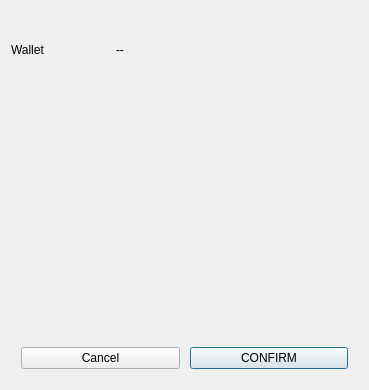
This is BlockSettleUILib/ChangeWalletPasswordDialog.ui in BlockSettle/terminal as Qt 5 draws it before an edit. The edited form follows.
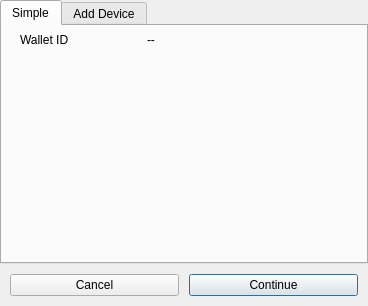
This is the edited form. Custom widgets are drawn as their Qt base class.

Commit message: WIP change password dialog

```diff
--- a/BlockSettleUILib/ChangeWalletPasswordDialog.ui
+++ b/BlockSettleUILib/ChangeWalletPasswordDialog.ui
@@ -6,31 +6,19 @@
    <rect>
     <x>0</x>
     <y>0</y>
-    <width>369</width>
-    <height>390</height>
+    <width>368</width>
+    <height>306</height>
    </rect>
   </property>
-  <property name="sizePolicy">
-   <sizepolicy hsizetype="Preferred" vsizetype="Expanding">
-    <horstretch>0</horstretch>
-    <verstretch>0</verstretch>
-   </sizepolicy>
-  </property>
   <property name="windowTitle">
    <string>Change Wallet Password</string>
   </property>
-  <layout class="QVBoxLayout" name="verticalLayout_2">
-   <item>
-    <widget class="QWidget" name="widget" native="true">
-     <property name="sizePolicy">
-      <sizepolicy hsizetype="Preferred" vsizetype="Expanding">
-       <horstretch>0</horstretch>
-       <verstretch>0</verstretch>
-      </sizepolicy>
+  <property name="classicTabs" stdset="0">
+   <bool>true</bool>
      </property>
      <layout class="QVBoxLayout" name="verticalLayout">
       <property name="spacing">
-       <number>5</number>
+    <number>0</number>
       </property>
       <property name="leftMargin">
        <number>0</number>
@@ -45,50 +33,62 @@
        <number>0</number>
       </property>
       <item>
-       <widget class="QWidget" name="horizontalWidget" native="true">
-        <property name="minimumSize">
-         <size>
-          <width>0</width>
-          <height>0</height>
-         </size>
-        </property>
+    <widget class="QTabWidget" name="tabWidget">
+     <widget class="QWidget" name="tabSimple">
+      <attribute name="title">
+       <string>Simple</string>
+      </attribute>
+      <layout class="QVBoxLayout" name="verticalLayout_2">
+       <property name="spacing">
+        <number>7</number>
+       </property>
+       <property name="leftMargin">
+        <number>0</number>
+       </property>
+       <property name="topMargin">
+        <number>0</number>
+       </property>
+       <property name="rightMargin">
+        <number>0</number>
+       </property>
+       <property name="bottomMargin">
+        <number>0</number>
+       </property>
+       <item>
         <layout class="QHBoxLayout" name="horizontalLayout_2">
-         <property name="spacing">
-          <number>5</number>
-         </property>
          <property name="leftMargin">
-          <number>0</number>
+          <number>18</number>
          </property>
          <property name="topMargin">
-          <number>0</number>
+          <number>7</number>
          </property>
          <property name="rightMargin">
-          <number>0</number>
+          <number>18</number>
          </property>
          <property name="bottomMargin">
-          <number>0</number>
+          <number>7</number>
          </property>
          <item>
           <widget class="QLabel" name="label_2">
            <property name="minimumSize">
             <size>
-             <width>100</width>
+             <width>120</width>
              <height>0</height>
             </size>
            </property>
-           <property name="maximumSize">
-            <size>
-             <width>100</width>
-             <height>16777215</height>
-            </size>
-           </property>
            <property name="text">
-            <string>Wallet</string>
+            <string>Wallet ID</string>
            </property>
           </widget>
          </item>
          <item>
-          <widget class="QLabel" name="labelWalletName">
+          <widget class="QLabel" name="labelWalletId">
+           <property name="sizePolicy">
+            <sizepolicy hsizetype="Expanding" vsizetype="Preferred">
+             <horstretch>0</horstretch>
+             <verstretch>0</verstretch>
+            </sizepolicy>
+           </property>
            <property name="text">
             <string>--</string>
            </property>
@@ -98,43 +98,13 @@
           </widget>
          </item>
         </layout>
-       </widget>
       </item>
       <item>
-       <layout class="QFormLayout" name="formLayout">
-        <property name="horizontalSpacing">
-         <number>6</number>
-        </property>
-        <property name="verticalSpacing">
-         <number>6</number>
-        </property>
-        <item row="1" column="0" colspan="2">
-         <widget class="WalletKeysCreateWidget" name="widgetCreateKeys" native="true">
-          <property name="minimumSize">
-           <size>
-            <width>123</width>
-            <height>23</height>
-           </size>
-          </property>
-          <layout class="QHBoxLayout" name="horizontalLayout_3"/>
-         </widget>
-        </item>
-        <item row="0" column="0" colspan="2">
-         <widget class="WalletKeysSubmitWidget" name="widgetSubmitKeys" native="true">
-          <property name="minimumSize">
-           <size>
-            <width>123</width>
-            <height>23</height>
-           </size>
-          </property>
-          <layout class="QHBoxLayout" name="horizontalLayout_4"/>
-         </widget>
-        </item>
-       </layout>
-      </item>
-     </layout>
-    </widget>
-   </item>
+        <widget class="WalletKeysSubmitWidget" name="widgetSubmitKeys" native="true"/>
+       </item>
+       <item>
+        <widget class="WalletKeysCreateWidget" name="widgetCreateKeys" native="true"/>
+       </item>
    <item>
     <spacer name="verticalSpacer">
      <property name="orientation">
@@ -142,14 +112,23 @@
      </property>
      <property name="sizeHint" stdset="0">
       <size>
-       <width>20</width>
-       <height>2</height>
+           <width>0</width>
+           <height>0</height>
       </size>
      </property>
     </spacer>
    </item>
+      </layout>
+     </widget>
+     <widget class="QWidget" name="tabAddDevice">
+      <attribute name="title">
+       <string>Add Device</string>
+      </attribute>
+     </widget>
+    </widget>
+   </item>
    <item>
-    <widget class="QWidget" name="widget_2" native="true">
+    <widget class="QWidget" name="widget_3" native="true">
      <property name="buttonBar" stdset="0">
       <bool>true</bool>
      </property>
@@ -182,7 +161,7 @@
       <item>
        <widget class="QPushButton" name="pushButtonOk">
         <property name="text">
-         <string>CONFIRM</string>
+         <string>Continue</string>
         </property>
         <property name="default">
          <bool>true</bool>
```
Left out of the diff: 15 changed lines with no effect on the pictures. Lines whose indentation alone changed are shown as unchanged. The commit also changes 18 other files.
